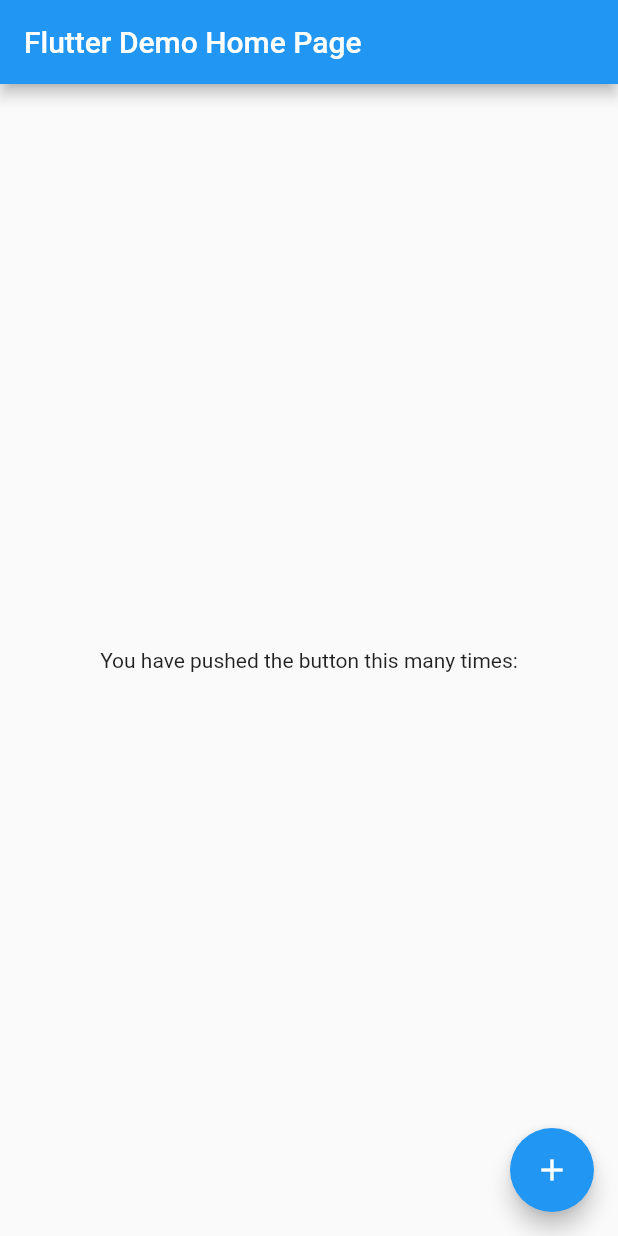
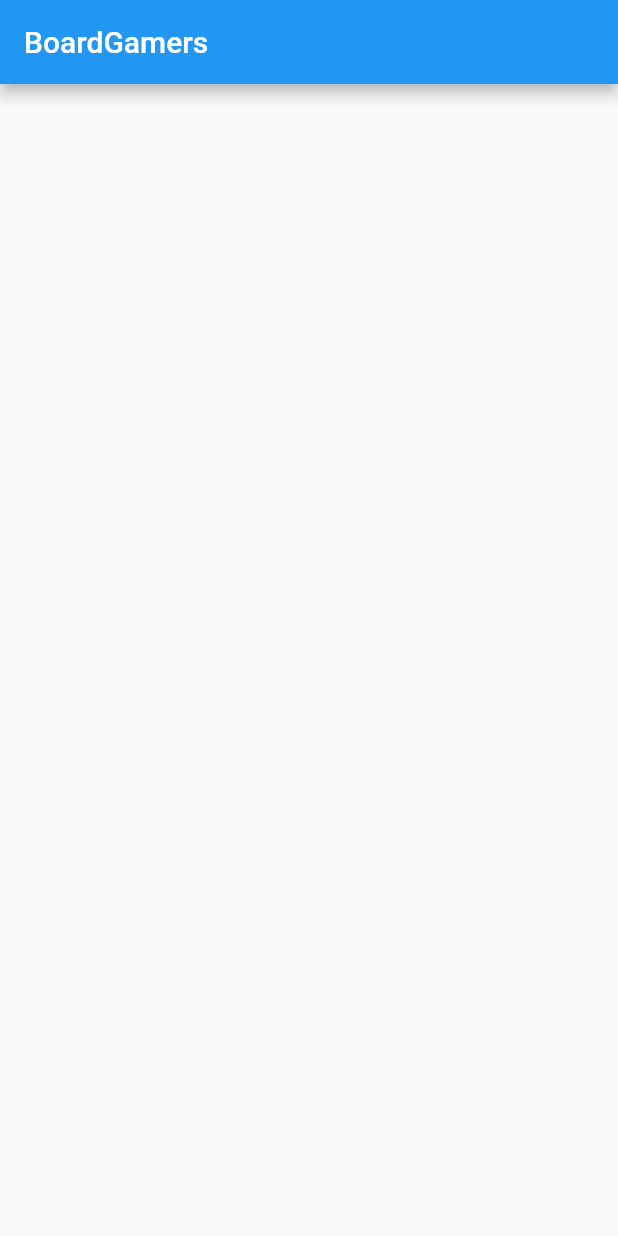
Before and after one commit to Zimins/boardgamers, a Flutter app: the screen it shows after launch, on a phone screen of 412 x 824 dp. Run offline on Flutter 3.47's test engine with Material 2 defaults, Android fonts, the phone set to English and light mode, and no system bars.

Commit message:
앱 이름 관련 클래스 변경

```diff
--- a/lib/main.dart
+++ b/lib/main.dart
@@ -1,28 +1,27 @@
 import 'package:flutter/material.dart';
 
 void main() {
-  runApp(MyApp());
+  runApp(BoardGamersApp());
 }
 
-class MyApp extends StatelessWidget {
-  // This widget is the root of your application.
+class BoardGamersApp extends StatelessWidget {
   @override
   Widget build(BuildContext context) {
     return MaterialApp(
-      title: 'Flutter Demo',
+      title: 'BoadGamers',
       theme: ThemeData(
         primarySwatch: Colors.blue,
         visualDensity: VisualDensity.adaptivePlatformDensity,
       ),
-      home: InitialPage(title: 'Flutter Demo Home Page'),
+      home: InitialPage(),
     );
   }
 }
 
 class InitialPage extends StatefulWidget {
-  InitialPage({Key key, this.title}) : super(key: key);
+  InitialPage({Key key}) : super(key: key);
 
-  final String title;
+  final String title = "BoardGamers";
 
   @override
   _InitialPageState createState() => _InitialPageState();
@@ -38,16 +37,8 @@
       body: Center(
         child: Column(
           mainAxisAlignment: MainAxisAlignment.center,
-          children: <Widget>[
-            Text(
-              'You have pushed the button this many times:',
-            ),
-          ],
+          children: <Widget>[],
         ),
-      ),
-      floatingActionButton: FloatingActionButton(
-        onPressed: () {},
-        child: Icon(Icons.add),
       ),
     );
   }
```
Also changed, not shown: 1 other file.
